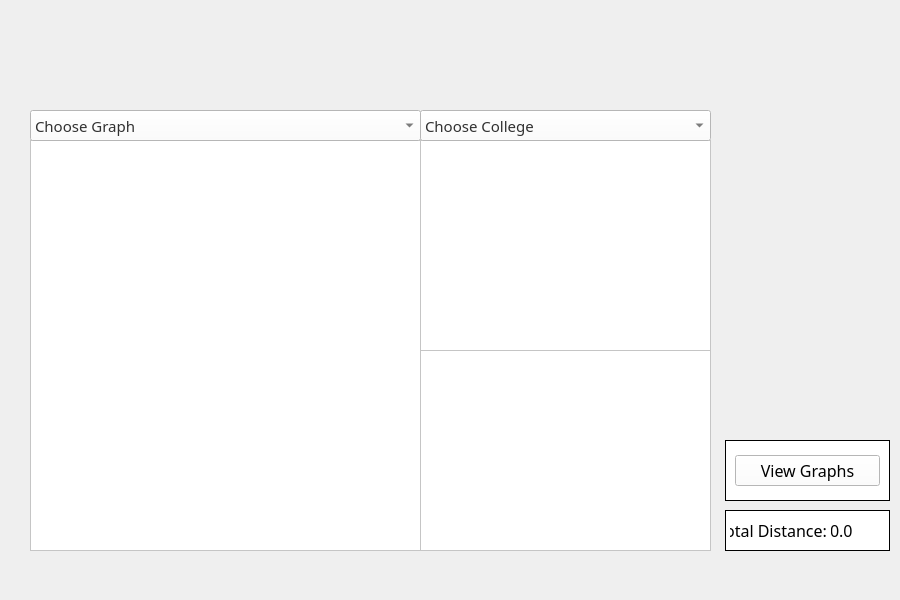
This is graphviewer.ui in DannyCamacho/CollegeConnect as Qt 5 draws it before an edit. The edited form follows.
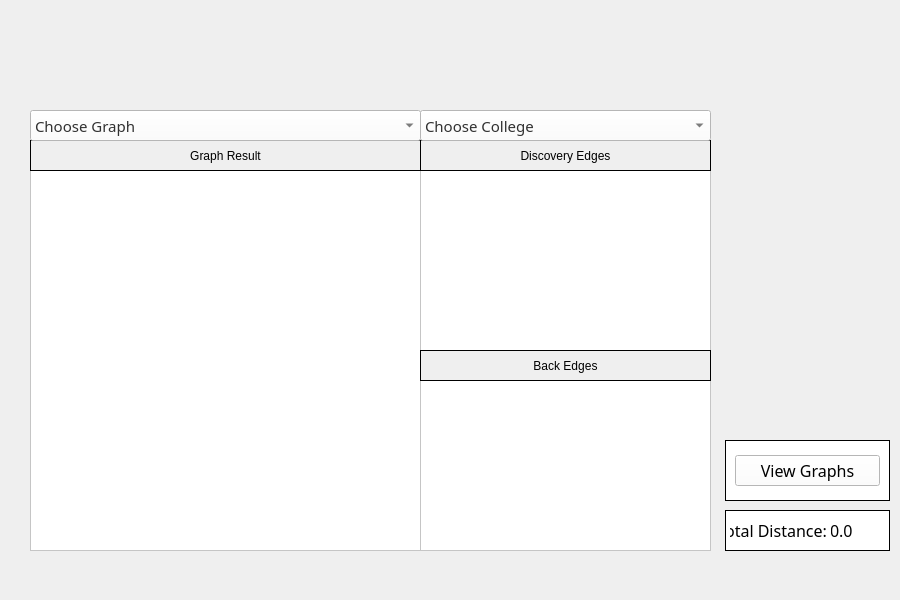
This is the edited form. Icons and pictures are not drawn.

```diff
--- a/graphviewer.ui
+++ b/graphviewer.ui
@@ -33,9 +33,9 @@
      <property name="geometry">
       <rect>
        <x>0</x>
-       <y>0</y>
+       <y>30</y>
        <width>391</width>
-       <height>411</height>
+       <height>381</height>
       </rect>
      </property>
      <property name="sizePolicy">
@@ -115,147 +115,204 @@
       <bool>true</bool>
      </attribute>
     </widget>
-    <widget class="QTableView" name="selected_route_tableView_2">
+    <widget class="QTableView" name="back_edges_tableView">
+     <property name="geometry">
+      <rect>
+       <x>390</x>
+       <y>240</y>
+       <width>291</width>
+       <height>171</height>
+      </rect>
+     </property>
+     <property name="font">
+      <font>
+       <family>Mongolian Baiti</family>
+       <pointsize>11</pointsize>
+      </font>
+     </property>
+     <property name="focusPolicy">
+      <enum>Qt::NoFocus</enum>
+     </property>
+     <property name="styleSheet">
+      <string notr="true">background-color: rgb(255, 255, 255);
+color: rgb(49, 49, 49);
+alternate-background-color: rgb(240, 240, 240);
+selection-color: rgb(49, 49, 49);
+selection-background-color: rgb(118, 158, 81);</string>
+     </property>
+     <property name="frameShape">
+      <enum>QFrame::StyledPanel</enum>
+     </property>
+     <property name="horizontalScrollBarPolicy">
+      <enum>Qt::ScrollBarAlwaysOff</enum>
+     </property>
+     <property name="sizeAdjustPolicy">
+      <enum>QAbstractScrollArea::AdjustToContents</enum>
+     </property>
+     <property name="autoScroll">
+      <bool>false</bool>
+     </property>
+     <property name="autoScrollMargin">
+      <number>5</number>
+     </property>
+     <property name="dragDropOverwriteMode">
+      <bool>false</bool>
+     </property>
+     <property name="alternatingRowColors">
+      <bool>true</bool>
+     </property>
+     <property name="selectionMode">
+      <enum>QAbstractItemView::SingleSelection</enum>
+     </property>
+     <property name="selectionBehavior">
+      <enum>QAbstractItemView::SelectRows</enum>
+     </property>
+     <property name="showGrid">
+      <bool>false</bool>
+     </property>
+     <attribute name="horizontalHeaderVisible">
+      <bool>false</bool>
+     </attribute>
+     <attribute name="horizontalHeaderMinimumSectionSize">
+      <number>50</number>
+     </attribute>
+     <attribute name="horizontalHeaderDefaultSectionSize">
+      <number>210</number>
+     </attribute>
+     <attribute name="verticalHeaderVisible">
+      <bool>false</bool>
+     </attribute>
+     <attribute name="verticalHeaderDefaultSectionSize">
+      <number>28</number>
+     </attribute>
+    </widget>
+    <widget class="QTableView" name="discovery_edges_tableView">
+     <property name="geometry">
+      <rect>
+       <x>390</x>
+       <y>30</y>
+       <width>291</width>
+       <height>181</height>
+      </rect>
+     </property>
+     <property name="font">
+      <font>
+       <family>Mongolian Baiti</family>
+       <pointsize>11</pointsize>
+      </font>
+     </property>
+     <property name="focusPolicy">
+      <enum>Qt::NoFocus</enum>
+     </property>
+     <property name="styleSheet">
+      <string notr="true">background-color: rgb(255, 255, 255);
+color: rgb(49, 49, 49);
+alternate-background-color: rgb(240, 240, 240);
+selection-color: rgb(49, 49, 49);
+selection-background-color: rgb(118, 158, 81);</string>
+     </property>
+     <property name="frameShape">
+      <enum>QFrame::StyledPanel</enum>
+     </property>
+     <property name="horizontalScrollBarPolicy">
+      <enum>Qt::ScrollBarAlwaysOff</enum>
+     </property>
+     <property name="sizeAdjustPolicy">
+      <enum>QAbstractScrollArea::AdjustToContents</enum>
+     </property>
+     <property name="autoScroll">
+      <bool>false</bool>
+     </property>
+     <property name="autoScrollMargin">
+      <number>5</number>
+     </property>
+     <property name="dragDropOverwriteMode">
+      <bool>false</bool>
+     </property>
+     <property name="alternatingRowColors">
+      <bool>true</bool>
+     </property>
+     <property name="selectionMode">
+      <enum>QAbstractItemView::SingleSelection</enum>
+     </property>
+     <property name="selectionBehavior">
+      <enum>QAbstractItemView::SelectRows</enum>
+     </property>
+     <property name="showGrid">
+      <bool>false</bool>
+     </property>
+     <attribute name="horizontalHeaderVisible">
+      <bool>false</bool>
+     </attribute>
+     <attribute name="horizontalHeaderMinimumSectionSize">
+      <number>50</number>
+     </attribute>
+     <attribute name="horizontalHeaderDefaultSectionSize">
+      <number>210</number>
+     </attribute>
+     <attribute name="verticalHeaderVisible">
+      <bool>false</bool>
+     </attribute>
+     <attribute name="verticalHeaderDefaultSectionSize">
+      <number>28</number>
+     </attribute>
+    </widget>
+    <widget class="QLabel" name="label">
+     <property name="geometry">
+      <rect>
+       <x>0</x>
+       <y>0</y>
+       <width>391</width>
+       <height>31</height>
+      </rect>
+     </property>
+     <property name="frameShape">
+      <enum>QFrame::Box</enum>
+     </property>
+     <property name="text">
+      <string>Graph Result</string>
+     </property>
+     <property name="alignment">
+      <set>Qt::AlignCenter</set>
+     </property>
+    </widget>
+    <widget class="QLabel" name="label_2">
+     <property name="geometry">
+      <rect>
+       <x>390</x>
+       <y>0</y>
+       <width>291</width>
+       <height>31</height>
+      </rect>
+     </property>
+     <property name="frameShape">
+      <enum>QFrame::Box</enum>
+     </property>
+     <property name="text">
+      <string>Discovery Edges</string>
+     </property>
+     <property name="alignment">
+      <set>Qt::AlignCenter</set>
+     </property>
+    </widget>
+    <widget class="QLabel" name="label_3">
      <property name="geometry">
       <rect>
        <x>390</x>
        <y>210</y>
        <width>291</width>
-       <height>201</height>
+       <height>31</height>
       </rect>
      </property>
-     <property name="font">
-      <font>
-       <family>Mongolian Baiti</family>
-       <pointsize>11</pointsize>
-      </font>
-     </property>
-     <property name="focusPolicy">
-      <enum>Qt::NoFocus</enum>
-     </property>
-     <property name="styleSheet">
-      <string notr="true">background-color: rgb(255, 255, 255);
-color: rgb(49, 49, 49);
-alternate-background-color: rgb(240, 240, 240);
-selection-color: rgb(49, 49, 49);
-selection-background-color: rgb(118, 158, 81);</string>
-     </property>
      <property name="frameShape">
-      <enum>QFrame::StyledPanel</enum>
+      <enum>QFrame::Box</enum>
      </property>
-     <property name="horizontalScrollBarPolicy">
-      <enum>Qt::ScrollBarAlwaysOff</enum>
+     <property name="text">
+      <string>Back Edges</string>
      </property>
-     <property name="sizeAdjustPolicy">
-      <enum>QAbstractScrollArea::AdjustToContents</enum>
+     <property name="alignment">
+      <set>Qt::AlignCenter</set>
      </property>
-     <property name="autoScroll">
-      <bool>false</bool>
-     </property>
-     <property name="autoScrollMargin">
-      <number>5</number>
-     </property>
-     <property name="dragDropOverwriteMode">
-      <bool>false</bool>
-     </property>
-     <property name="alternatingRowColors">
-      <bool>true</bool>
-     </property>
-     <property name="selectionMode">
-      <enum>QAbstractItemView::SingleSelection</enum>
-     </property>
-     <property name="selectionBehavior">
-      <enum>QAbstractItemView::SelectRows</enum>
-     </property>
-     <property name="showGrid">
-      <bool>false</bool>
-     </property>
-     <attribute name="horizontalHeaderVisible">
-      <bool>false</bool>
-     </attribute>
-     <attribute name="horizontalHeaderMinimumSectionSize">
-      <number>50</number>
-     </attribute>
-     <attribute name="horizontalHeaderDefaultSectionSize">
-      <number>210</number>
-     </attribute>
-     <attribute name="verticalHeaderVisible">
-      <bool>false</bool>
-     </attribute>
-     <attribute name="verticalHeaderDefaultSectionSize">
-      <number>28</number>
-     </attribute>
-    </widget>
-    <widget class="QTableView" name="selected_route_tableView">
-     <property name="geometry">
-      <rect>
-       <x>390</x>
-       <y>0</y>
-       <width>291</width>
-       <height>211</height>
-      </rect>
-     </property>
-     <property name="font">
-      <font>
-       <family>Mongolian Baiti</family>
-       <pointsize>11</pointsize>
-      </font>
-     </property>
-     <property name="focusPolicy">
-      <enum>Qt::NoFocus</enum>
-     </property>
-     <property name="styleSheet">
-      <string notr="true">background-color: rgb(255, 255, 255);
-color: rgb(49, 49, 49);
-alternate-background-color: rgb(240, 240, 240);
-selection-color: rgb(49, 49, 49);
-selection-background-color: rgb(118, 158, 81);</string>
-     </property>
-     <property name="frameShape">
-      <enum>QFrame::StyledPanel</enum>
-     </property>
-     <property name="horizontalScrollBarPolicy">
-      <enum>Qt::ScrollBarAlwaysOff</enum>
-     </property>
-     <property name="sizeAdjustPolicy">
-      <enum>QAbstractScrollArea::AdjustToContents</enum>
-     </property>
-     <property name="autoScroll">
-      <bool>false</bool>
-     </property>
-     <property name="autoScrollMargin">
-      <number>5</number>
-     </property>
-     <property name="dragDropOverwriteMode">
-      <bool>false</bool>
-     </property>
-     <property name="alternatingRowColors">
-      <bool>true</bool>
-     </property>
-     <property name="selectionMode">
-      <enum>QAbstractItemView::SingleSelection</enum>
-     </property>
-     <property name="selectionBehavior">
-      <enum>QAbstractItemView::SelectRows</enum>
-     </property>
-     <property name="showGrid">
-      <bool>false</bool>
-     </property>
-     <attribute name="horizontalHeaderVisible">
-      <bool>false</bool>
-     </attribute>
-     <attribute name="horizontalHeaderMinimumSectionSize">
-      <number>50</number>
-     </attribute>
-     <attribute name="horizontalHeaderDefaultSectionSize">
-      <number>210</number>
-     </attribute>
-     <attribute name="verticalHeaderVisible">
-      <bool>false</bool>
-     </attribute>
-     <attribute name="verticalHeaderDefaultSectionSize">
-      <number>28</number>
-     </attribute>
     </widget>
    </widget>
    <widget class="QFrame" name="place_order_frame">
```
Left out of the diff: 6 changed lines with no effect on the pictures.
